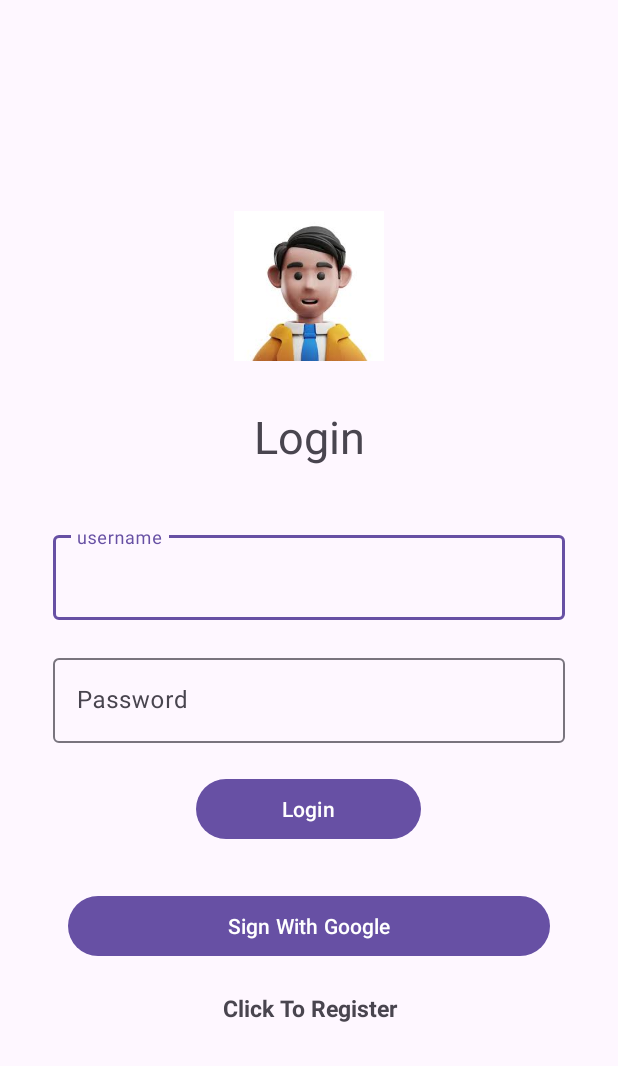
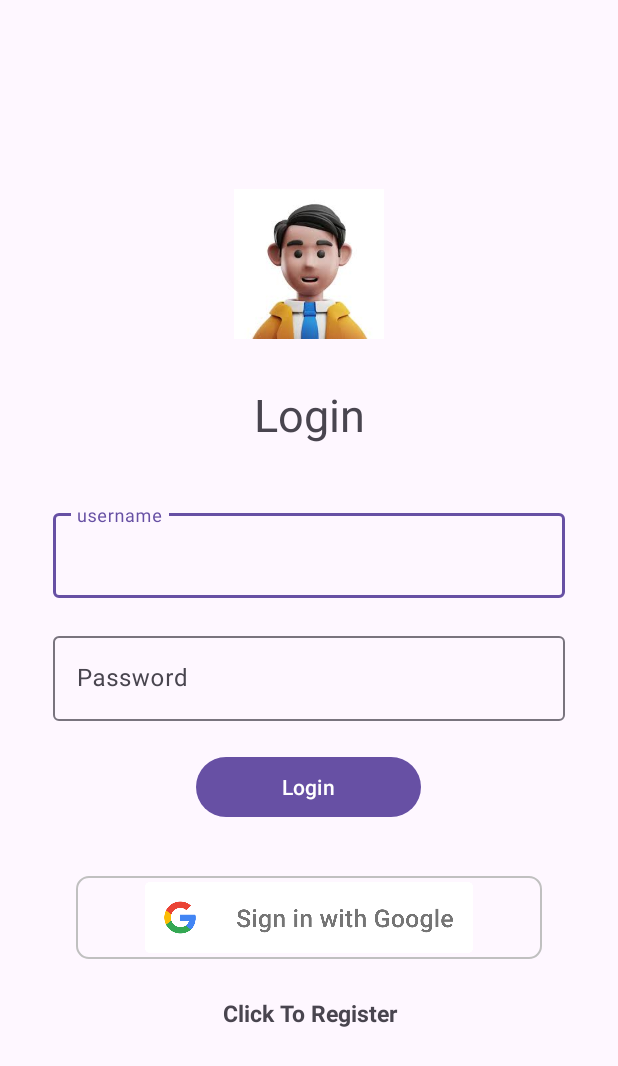
Before and after one commit to SHIVA-6699/FB-Form-with-Android-Studio, an Android app: the screen it shows after launch (Login), on a phone screen of 412 x 824 dp. Shown: the top 1066 px of the screen. Run offline under Robolectric (Android 15) with nearby library versions, the phone set to English and light mode, and no system bars; our stand-ins replace Firebase (no records; nobody signed in at launch, a user with empty details on screens opened directly).

Commit message:
Google Authatication

```diff
--- a/app/src/main/java/com/example/testing/Login.java
+++ b/app/src/main/java/com/example/testing/Login.java
@@ -4,11 +4,11 @@ import androidx.annotation.NonNull;
 import androidx.annotation.Nullable;
 import androidx.appcompat.app.AppCompatActivity;
 
-import android.content.Context;
 import android.content.Intent;
 import android.os.Bundle;
 import android.view.View;
 import android.widget.Button;
+import android.widget.ImageButton;
 import android.widget.ProgressBar;
 import android.widget.TextView;
 import android.widget.Toast;
@@ -33,7 +33,8 @@ import java.util.Objects;
 
 public class Login extends AppCompatActivity {
     TextInputEditText editText,editPass;
-    Button btn1,googleAuth;
+    Button btn1;
+    ImageButton googleAuth;
 
     FirebaseDatabase database;
     GoogleSignInClient mGoogleSignInClient;
@@ -62,7 +63,7 @@ public class Login extends AppCompatActivity {
         editPass= findViewById(R.id.password);
         progressBar= findViewById(R.id.prograssbar);
         btn1= findViewById(R.id.btnlogin);
-        googleAuth=findViewById(R.id.btngoogle);
+        googleAuth=(ImageButton)findViewById(R.id.btngoogle);
         database=FirebaseDatabase.getInstance();
 
 
--- a/app/src/main/java/com/example/testing/MainActivity.java
+++ b/app/src/main/java/com/example/testing/MainActivity.java
@@ -22,11 +22,11 @@ public class MainActivity extends AppCompatActivity {
         setContentView(R.layout.activity_main);
 
         user = FirebaseAuth.getInstance().getCurrentUser();
-
+        auth = FirebaseAuth.getInstance();
         textView = findViewById(R.id.maintext);
         btn2 = findViewById(R.id.signout);
 
-        if(user == null){ // If user is not authenticated
+        if(user == null){
             Intent intent = new Intent(getApplicationContext(), Login.class);
             startActivity(intent);
             finish();
--- a/app/src/main/java/com/example/testing/registration.java
+++ b/app/src/main/java/com/example/testing/registration.java
@@ -17,6 +17,8 @@ import com.google.android.material.textfield.TextInputEditText;
 import com.google.firebase.auth.AuthResult;
 import com.google.firebase.auth.FirebaseAuth;
 import com.google.firebase.auth.FirebaseUser;
+
+import java.util.Objects;
 
 public class registration extends AppCompatActivity {
     TextInputEditText editText,editPass;
@@ -77,7 +79,7 @@ public class registration extends AppCompatActivity {
 
                                     }
                                     else{
-                                        Toast.makeText(registration.this, "Error"+task.getException().getMessage(), Toast.LENGTH_SHORT).show();
+                                        Toast.makeText(registration.this, "Error"+ Objects.requireNonNull(task.getException()).getMessage(), Toast.LENGTH_SHORT).show();
                                     }
                                 }
                             });
--- /dev/null
+++ b/app/src/main/res/drawable/shadow_background.xml
@@ -0,0 +1,14 @@
+<shape xmlns:android="http://schemas.android.com/apk/res/android"
+    android:shape="rectangle">
+    <solid android:color="@android:color/transparent" />
+    <corners android:radius="8dp" /> <!-- Adjust radius as needed -->
+    <stroke
+        android:width="1dp"
+        android:color="#C0C0C0" /> <!-- Border color -->
+    <padding
+        android:bottom="4dp"
+        android:left="4dp"
+        android:right="4dp"
+        android:top="4dp" /> <!-- Adjust padding for shadow effect -->
+    <corners android:radius="8dp" /> <!-- Adjust radius as needed -->
+</shape>
--- a/app/src/main/res/layout/activity_login.xml
+++ b/app/src/main/res/layout/activity_login.xml
@@ -63,22 +63,35 @@
         android:text="@string/login"
 
         />
-    <Button
-        android:layout_width="match_parent"
-        android:text="Sign With Google"
-        android:id="@+id/btngoogle"
-        android:layout_margin="20dp"
-        android:layout_height="wrap_content"/>
+
+    <FrameLayout
+        android:layout_width="wrap_content"
+        android:layout_height="55dp"
+        android:layout_margin="25dp"
+
+        android:background="@drawable/shadow_background">
+
+
+        <ImageButton
+            android:id="@+id/btngoogle"
+            android:layout_width="match_parent"
+            android:layout_height="match_parent"
+            android:src="@drawable/google_logo"
+            android:background="@null"
+            android:scaleType="fitCenter" />
+
+    </FrameLayout>
+
+
     <TextView
-        android:textAlignment="center"
-        android:fontFamily="sans-serif"
-        android:textStyle="bold"
-        android:textSize="15sp"
         android:id="@+id/click_to_register"
         android:layout_width="match_parent"
+        android:layout_height="33dp"
+        android:fontFamily="sans-serif"
         android:text="@string/click_to_register"
-        android:layout_height="wrap_content"
-        />
+        android:textAlignment="center"
+        android:textSize="15sp"
+        android:textStyle="bold" />
 
 
 </LinearLayout>
--- a/app/src/main/res/values/strings.xml
+++ b/app/src/main/res/values/strings.xml
@@ -10,5 +10,6 @@
     <string name="click_to_login">Click to Login</string>
     <string name="click_to_register">Click To Register</string>
     <string name="signout">SignOut</string>
-
+    <string name="default_web_client_id">973956268391-cst48e1ot45095ckk5on7ncmbsojbipr.apps.googleusercontent.com</string>
+    <string name="sign_with_google">Sign With Google</string>
 </resources>
```
Also changed, not shown: app/src/main/res/drawable/google_logo.png (added).
